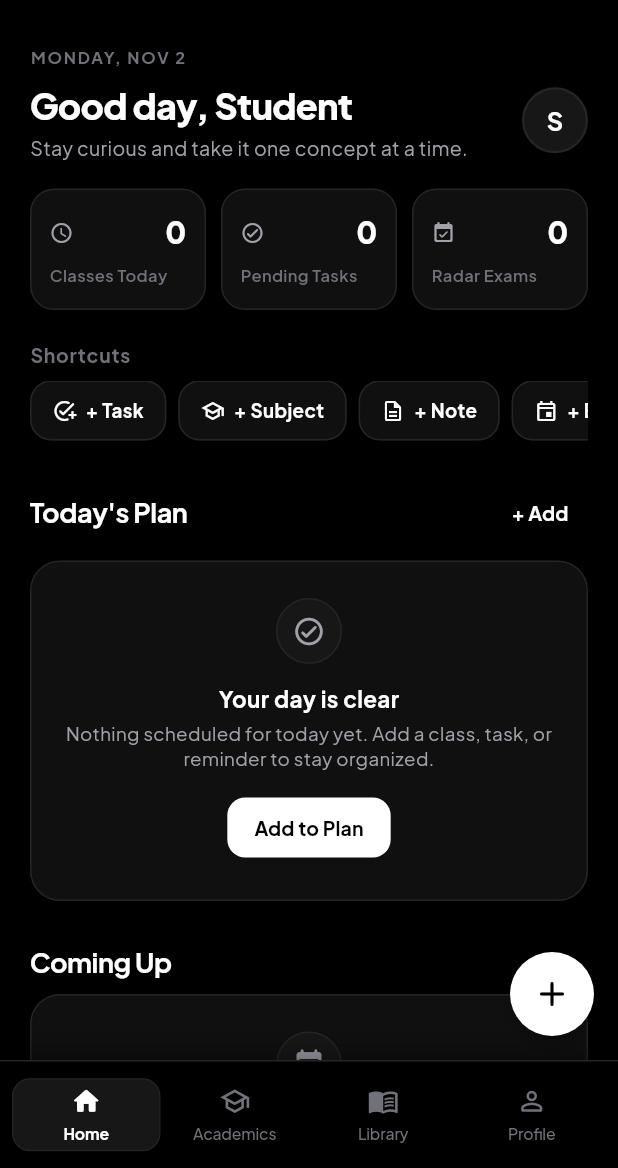
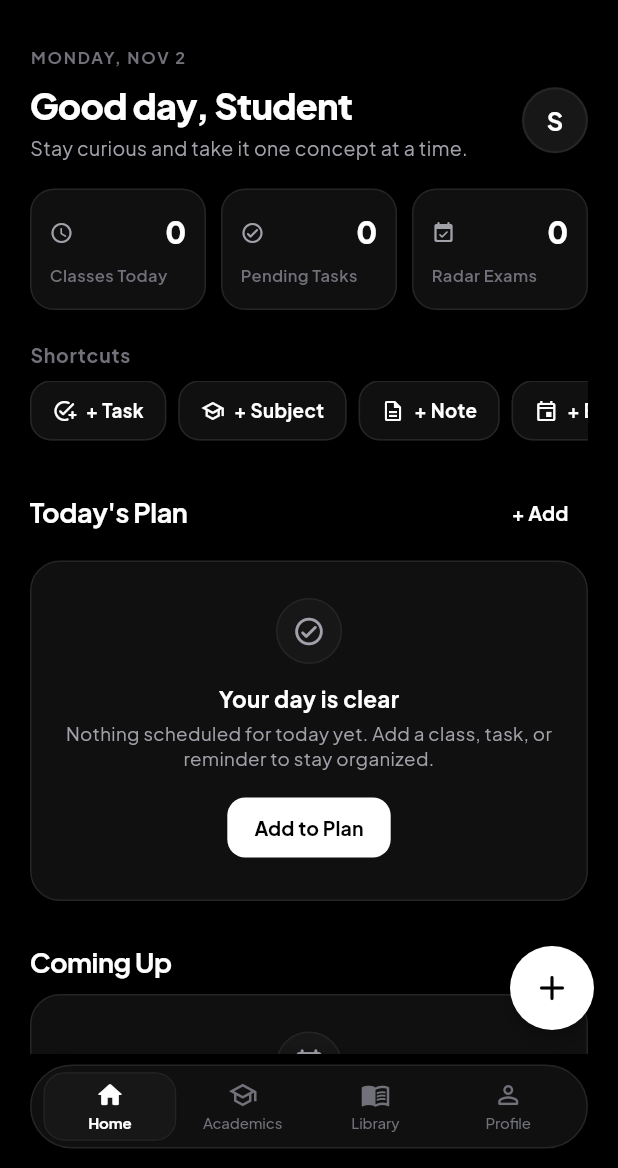
Before and after one commit to bhvyshrm/Studesk, a Flutter app: the MainNavigationShell screen opened directly, on a phone screen of 412 x 824 dp, the part 68-1236 px from its top. Run offline on Flutter 3.47's test engine with Material 3 defaults, Android fonts, the phone set to English and light mode, and no system bars; our stand-ins replace google_fonts, shared_preferences, supabase_flutter; accounts and stored records are empty; network calls fail.

Commit message:
feat(navigation): implement floating bottom navigation

```diff
--- a/lib/shared/widgets/app_bottom_nav_bar.dart
+++ b/lib/shared/widgets/app_bottom_nav_bar.dart
@@ -2,9 +2,14 @@ import 'package:flutter/material.dart';
 
 import '../../core/theme/app_theme.dart';
 
-/// Restrained, modern 4-destination bottom navigation bar with monochrome icons,
-/// elegant typography labels, accessible touch targets (48dp+), screen-reader semantics,
-/// and safe-area padding for mobile devices.
+/// Floating, iOS-inspired rounded bottom navigation bar for StuDesk.
+///
+/// Features:
+/// - Visually separated from bottom and side screen edges (floating island)
+/// - Rounded pill container (28px radius)
+/// - Restrained elevation and subtle monochrome border
+/// - Safe area inset awareness for modern gesture navigation
+/// - Centered horizontal layout with max-width constraints for tablets
 class AppBottomNavBar extends StatelessWidget {
   final int currentIndex;
   final ValueChanged<int> onDestinationSelected;
@@ -20,30 +25,37 @@ class AppBottomNavBar extends StatelessWidget {
     final stuTheme = context.stuTheme;
     final isDark = Theme.of(context).brightness == Brightness.dark;
     final bottomInset = MediaQuery.of(context).padding.bottom;
-    final navBarHeight = 64.0 + (bottomInset > 0 ? bottomInset : 8.0);
+    final bottomMargin = bottomInset > 0 ? bottomInset : 10.0;
+    final totalNavHeight = 60.0 + bottomMargin + 6.0;
 
-    return Container(
-      height: navBarHeight,
+    return SizedBox(
+      height: totalNavHeight,
+      child: Padding(
+        padding: EdgeInsets.only(
+          left: 20.0,
+          right: 20.0,
+          top: 4.0,
+          bottom: bottomMargin,
+        ),
+        child: Center(
+          child: ConstrainedBox(
+            constraints: const BoxConstraints(maxWidth: 480),
+            child: Container(
+              height: 56.0,
               decoration: BoxDecoration(
-        color: isDark ? stuTheme.canvas : stuTheme.surfaceTier1,
-        border: Border(top: BorderSide(color: stuTheme.border, width: 1.0)),
+                color: isDark ? const Color(0xFF101010) : const Color(0xFFFFFFFF),
+                borderRadius: BorderRadius.circular(AppRadii.pill),
+                border: Border.all(color: stuTheme.border, width: 1.0),
                 boxShadow: [
                   BoxShadow(
-            color: Colors.black.withValues(alpha: isDark ? 0.45 : 0.04),
-            offset: const Offset(0, -3),
-            blurRadius: 16,
+                    color: Colors.black.withValues(alpha: isDark ? 0.45 : 0.08),
+                    offset: const Offset(0, 4),
+                    blurRadius: 18,
+                    spreadRadius: 0,
                   ),
                 ],
               ),
-      padding: EdgeInsets.only(
-        left: 8,
-        right: 8,
-        top: 6,
-        bottom: bottomInset > 0 ? bottomInset : 6,
-      ),
-      child: Center(
-        child: ConstrainedBox(
-          constraints: const BoxConstraints(maxWidth: 580),
+              padding: const EdgeInsets.symmetric(horizontal: 8, vertical: 4),
               child: Row(
                 children: [
                   Expanded(
@@ -94,6 +106,8 @@ class AppBottomNavBar extends StatelessWidget {
               ),
             ),
           ),
+        ),
+      ),
     );
   }
 
@@ -117,14 +131,14 @@ class AppBottomNavBar extends StatelessWidget {
         message: tooltip,
         child: InkWell(
           onTap: () => onDestinationSelected(index),
-          borderRadius: BorderRadius.circular(12),
+          borderRadius: BorderRadius.circular(AppRadii.lg),
           child: AnimatedContainer(
             duration: const Duration(milliseconds: 180),
             curve: Curves.easeOutCubic,
             padding: const EdgeInsets.symmetric(horizontal: 6, vertical: 4),
             decoration: BoxDecoration(
               color: isSelected ? stuTheme.surfaceTier2 : Colors.transparent,
-              borderRadius: BorderRadius.circular(12),
+              borderRadius: BorderRadius.circular(AppRadii.md),
               border: isSelected
                   ? Border.all(color: stuTheme.border, width: 0.8)
                   : null,
@@ -135,16 +149,16 @@ class AppBottomNavBar extends StatelessWidget {
               children: [
                 Icon(
                   isSelected ? selectedIcon : icon,
-                  size: 21,
+                  size: 20,
                   color: isSelected ? stuTheme.textPrimary : stuTheme.textMuted,
                 ),
-                const SizedBox(height: 3),
+                const SizedBox(height: 2),
                 Text(
                   label,
                   maxLines: 1,
                   overflow: TextOverflow.ellipsis,
                   style: TextStyle(
-                    fontSize: 10.5,
+                    fontSize: 10,
                     fontWeight: isSelected ? FontWeight.w700 : FontWeight.w500,
                     letterSpacing: -0.1,
                     color: isSelected
```
Lines whose indentation alone changed are shown as unchanged.
